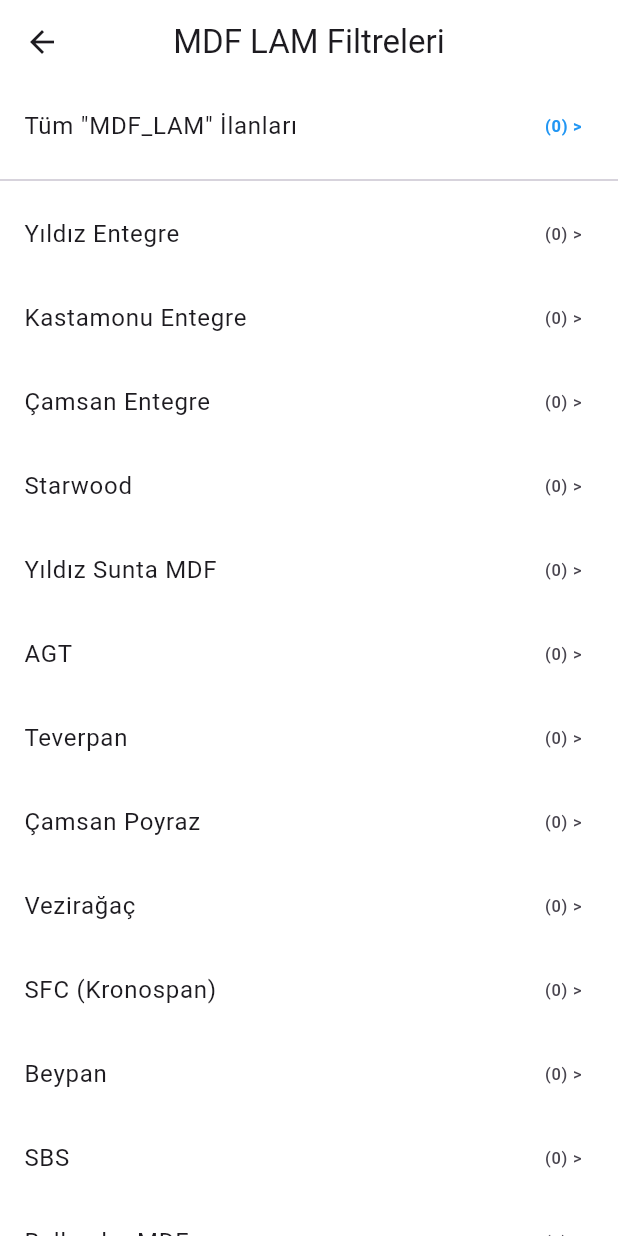
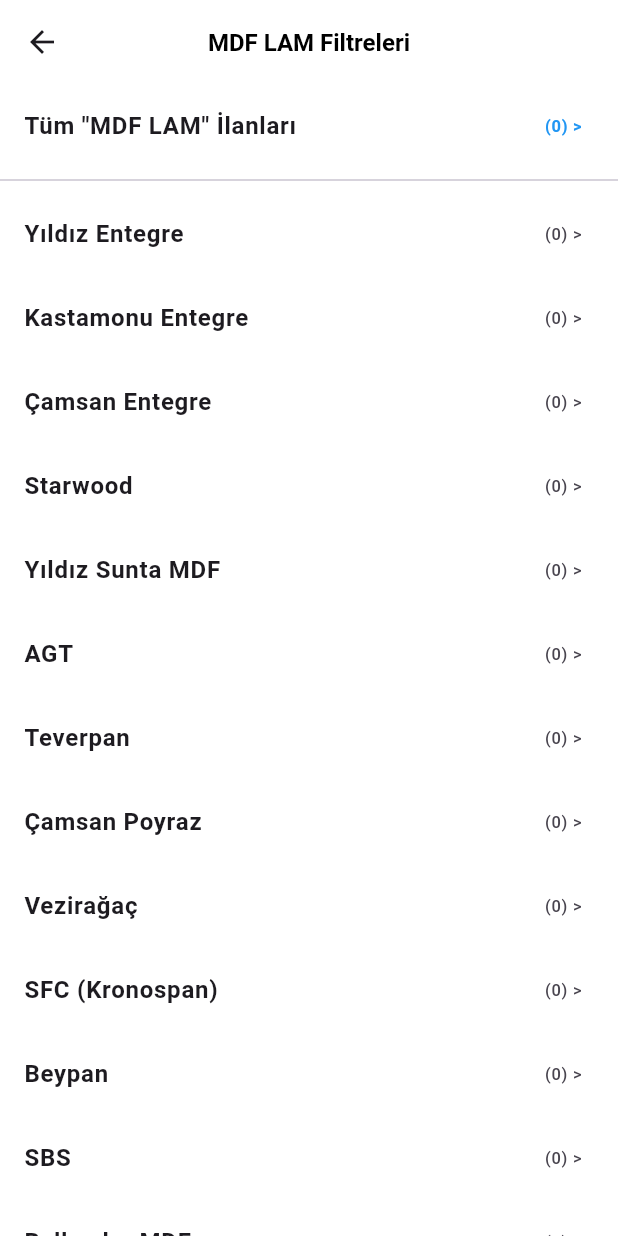
Before and after one commit to mehmeteminnnn/projekaganebey, a Flutter app: the SearchPage screen opened directly, after a tap on "MDF Lam", on a phone screen of 412 x 824 dp. Run offline on Flutter 3.47's test engine with Material 3 defaults, Android fonts, the phone set to English and light mode, and no system bars; our stand-ins replace cloud_firestore, firebase_auth, firebase_core, firebase_messaging, firebase_storage, flutter_local_notifications and 5 more; missing offline and left inert: flutter_pin_code_fields, turkish; accounts and stored records are empty; key blocks and very long unbroken strings in the code were emptied for the run.

Commit message:
arama sayfası 2 tasarım tamam

```diff
--- a/lib/screens/search_product_filter_screen.dart
+++ b/lib/screens/search_product_filter_screen.dart
@@ -1,5 +1,6 @@
 import 'package:flutter/material.dart';
 import 'package:projekaganebey/services/firestore_services.dart';
+import 'package:projekaganebey/styles.dart';
 
 class FilterProductPage extends StatefulWidget {
   final String category; // Örneğin "mdf"
@@ -60,7 +61,10 @@ class _FilterPageState extends State<FilterProductPage> {
   Widget build(BuildContext context) {
     return Scaffold(
       appBar: AppBar(
-        title: Text('${widget.title.toUpperCase()} Filtreleri'),
+        title: Text(
+          '${widget.title.toUpperCase()} Filtreleri',
+          style: appBarTextStyle,
+        ),
         centerTitle: true,
       ),
       body: _isLoading
@@ -68,8 +72,10 @@ class _FilterPageState extends State<FilterProductPage> {
           : ListView(
               children: [
                 ListTile(
-                  title:
-                      Text('Tüm "${widget.category.toUpperCase()}" İlanları'),
+                  title: Text(
+                    'Tüm "${widget.title.toUpperCase()}" İlanları',
+                    style: TextStyle(fontSize: 16, fontWeight: FontWeight.bold),
+                  ),
                   trailing: Text(
                     '(${_counts.values.fold(0, (sum, count) => sum + count)}) >',
                     style: TextStyle(
@@ -79,7 +85,9 @@ class _FilterPageState extends State<FilterProductPage> {
                 Divider(),
                 ...producers.map((producer) {
                   return ListTile(
-                    title: Text(producer),
+                    title: Text(producer,
+                        style: TextStyle(
+                            fontSize: 16, fontWeight: FontWeight.bold)),
                     trailing: Text('(${_counts[producer] ?? 0}) >'),
                     onTap: () {
                       // Tıklanan üreticinin detaylarına yönlendirme yapılabilir
--- a/lib/screens/search_screen.dart
+++ b/lib/screens/search_screen.dart
@@ -136,7 +136,7 @@ class _SearchPageState extends State<SearchPage> {
     final count = _categoryCounts[collectionName] ?? 0;
 
     return ListTile(
-      leading: Icon(icon, size: 40, color: Colors.amber),
+      leading: Icon(icon, size: 40, color: Colors.blueAccent),
       title: Text(title),
       trailing: Text('($count) >'),
       onTap: () {
@@ -144,7 +144,8 @@ class _SearchPageState extends State<SearchPage> {
           context,
           MaterialPageRoute(
             builder: (context) => FilterProductPage(
-                category: collectionName,title:title), // title = kategori ismi
+                category: collectionName,
+                title: title), // title = kategori ismi
           ),
         );
       },
@@ -157,14 +158,14 @@ class _SearchPageState extends State<SearchPage> {
         width: 60,
         height: 60,
         decoration: BoxDecoration(
-          color: Colors.amber,
+          color: Colors.blueAccent,
           borderRadius: BorderRadius.circular(8.0),
         ),
       ),
       title: Text(title, maxLines: 2, overflow: TextOverflow.ellipsis),
       trailing: Text(
         price,
-        style: TextStyle(color: Colors.blue, fontWeight: FontWeight.bold),
+        style: TextStyle(color: Colors.blueAccent, fontWeight: FontWeight.bold),
       ),
       onTap: () {},
     );
--- a/lib/styles.dart
+++ b/lib/styles.dart
@@ -2,7 +2,7 @@ import 'package:flutter/material.dart';
 
 // Yazı stilini burada tanımlıyoruz
 final TextStyle appBarTextStyle = TextStyle(
-  fontSize: 20, // Yazı boyutu
+  fontSize: 16, // Yazı boyutu
   fontWeight: FontWeight.bold, // Yazı kalınlığı
   color: Colors.black, // Yazı rengi
 );
```
